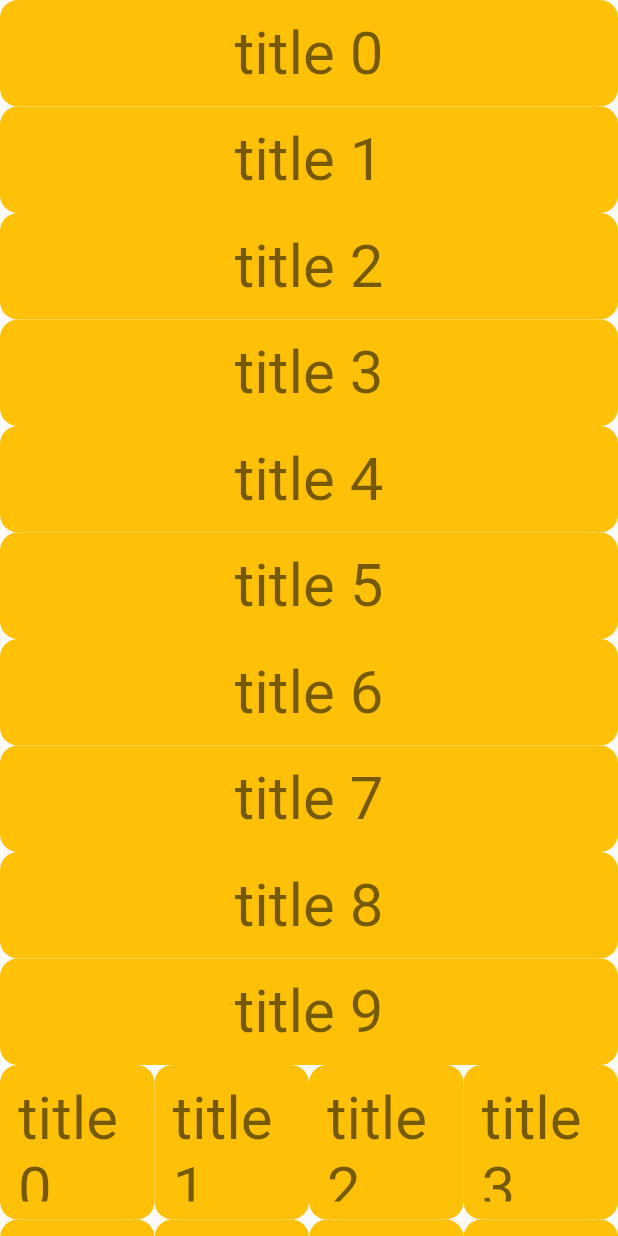
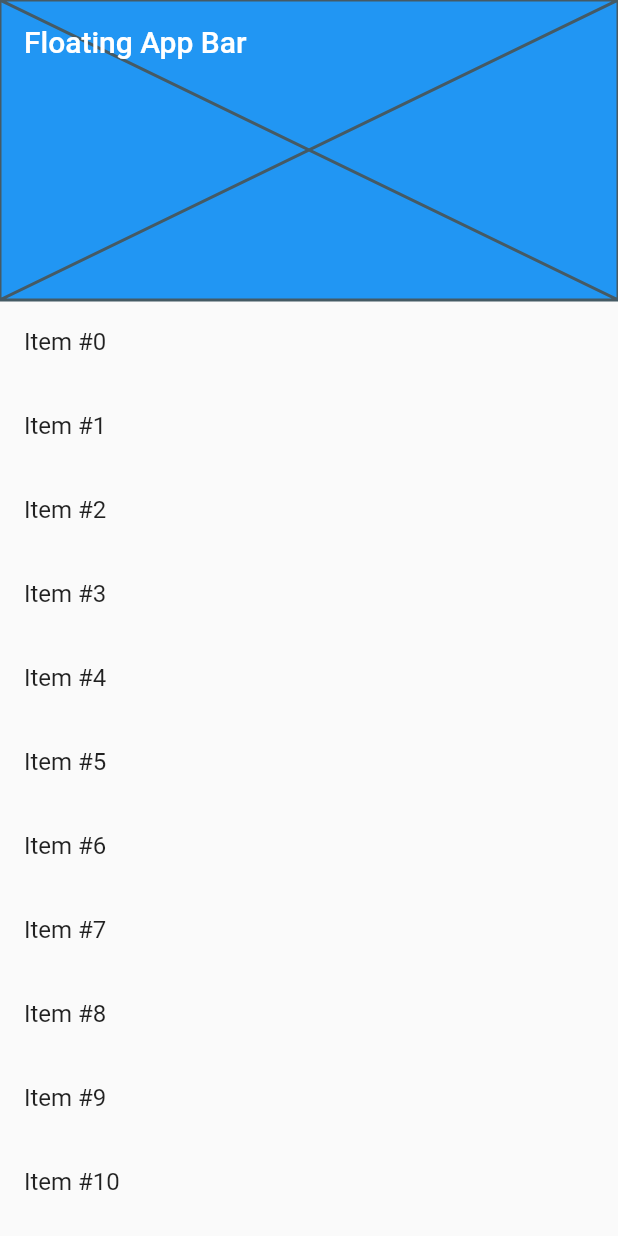
Before and after one commit to tkuanhoong/flutter_docu_app, a Flutter app: the screen it shows after launch, on a phone screen of 412 x 824 dp. Run offline on Flutter 3.47's test engine with Material 2 defaults, Android fonts, the phone set to English and light mode, and no system bars.

Commit message:
floating app bar

```diff
--- a/lib/main.dart
+++ b/lib/main.dart
@@ -1,5 +1,5 @@
 import 'package:flutter/material.dart';
-import 'package:flutter_docu_app/ui/3.scrolling/3.2%20fancy_scolling/sliver_list_sliver_grid.dart';
+import 'package:flutter_docu_app/ui/3.scrolling/3.2%20fancy_scolling/floating_app_bar.dart';
 
 void main() {
   runApp(const MyApp());
@@ -11,7 +11,7 @@ class MyApp extends StatelessWidget {
   @override
   Widget build(BuildContext context) {
     return const MaterialApp(
-      home: SliverListSliverGrid(),
+      home: FloatingAppBar(),
     );
   }
 }
--- /dev/null
+++ b/lib/ui/3.scrolling/3.2 fancy_scolling/floating_app_bar.dart
@@ -0,0 +1,36 @@
+import 'package:flutter/material.dart';
+import 'package:flutter_docu_app/utility/mock_data.dart';
+
+class FloatingAppBar extends StatelessWidget {
+  const FloatingAppBar({super.key});
+
+  @override
+  Widget build(BuildContext context) {
+    final mockList = MockData.buildMockList(context, quantity: 100);
+    final sliverList =
+        SliverList(delegate: SliverChildBuilderDelegate((context, index) {
+      return mockList[index];
+    }));
+    return Scaffold(
+      body: CustomScrollView(slivers: [
+        SliverAppBar(
+          title: Text("Floating App Bar"),
+          floating: true,
+          expandedHeight: 200,
+          flexibleSpace: Placeholder(),
+        ),
+        // sliverList,
+        SliverList(
+          // Use a delegate to build items as they're scrolled on screen.
+          delegate: SliverChildBuilderDelegate(
+            // The builder function returns a ListTile with a title that
+            // displays the index of the current item.
+            (context, index) => ListTile(title: Text('Item #$index')),
+            // Builds 1000 ListTiles
+            childCount: 1000,
+          ),
+        )
+      ]),
+    );
+  }
+}
```
